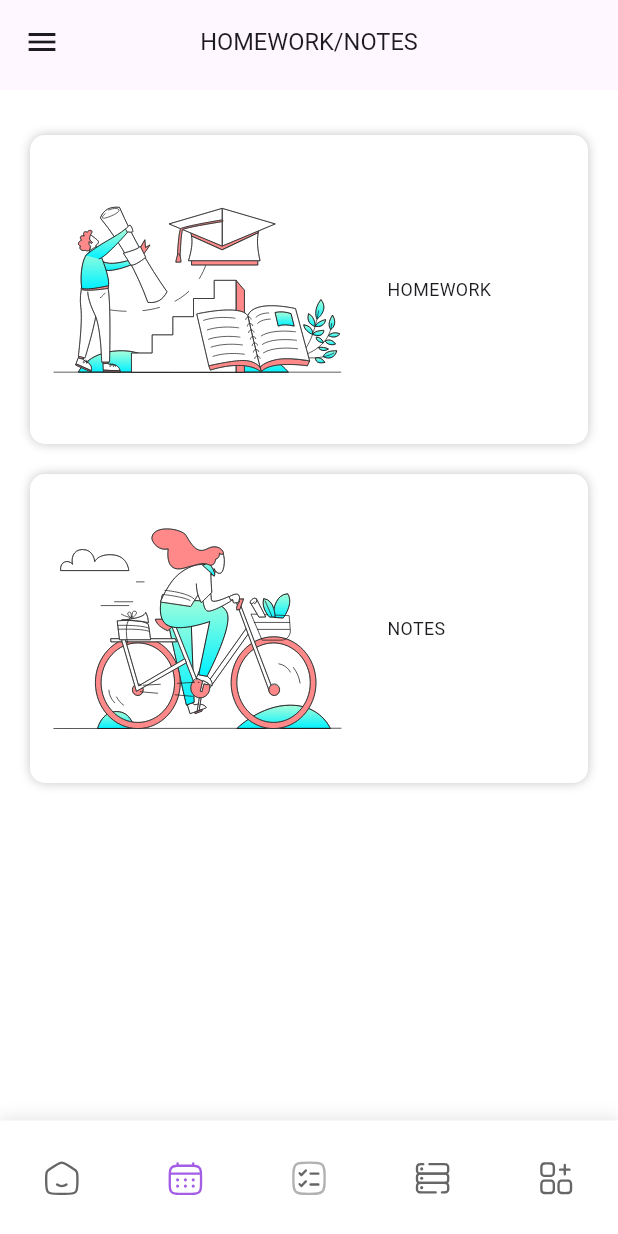
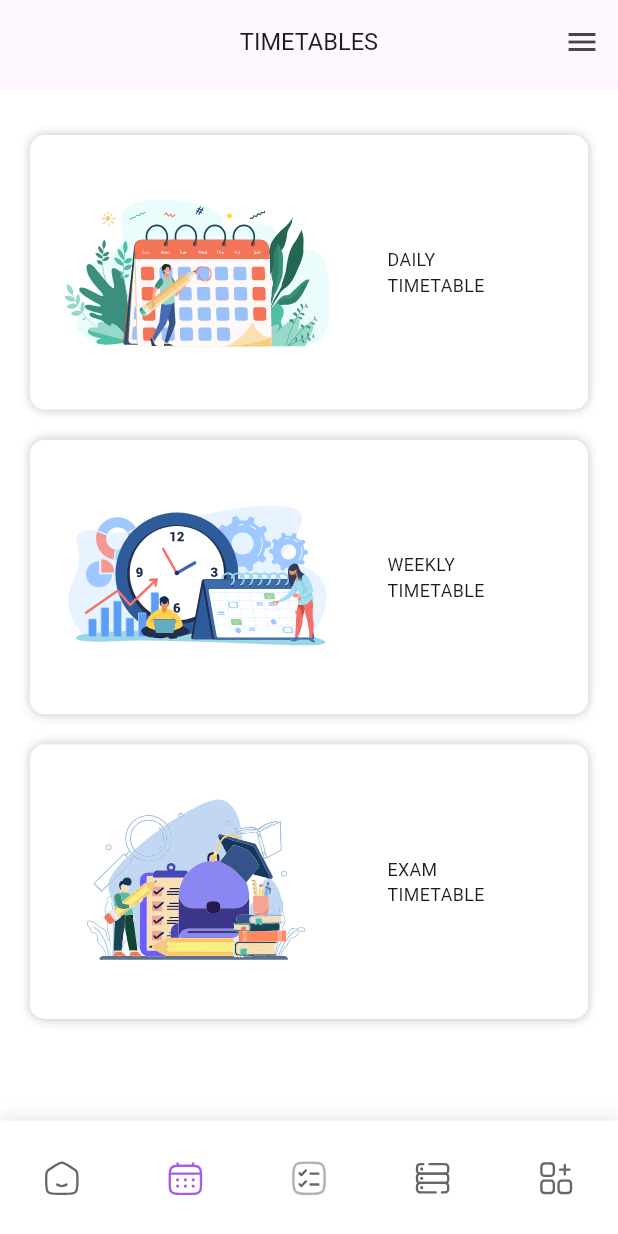
Before and after one commit to akshaykc222/mash_test, a Flutter app: the screen it shows after launch, item 2 of the bottom bar chosen, on a phone screen of 412 x 824 dp. Run offline on Flutter 3.47's test engine with Material 3 defaults, Android fonts, the phone set to English and light mode, and no system bars; our stand-ins replace bloc, cached_network_image, cloud_firestore, confetti, dio, equatable and 18 more; accounts and stored records are empty; network calls fail; Roboto replaces fonts that are missing (SofiPro).

```diff
--- a/lib/main.dart
+++ b/lib/main.dart
@@ -6,6 +6,7 @@ import 'di/injector.dart';
 import 'firebase_options.dart';
 
 Future<void> main() async {
+  WidgetsFlutterBinding.ensureInitialized();
   await Firebase.initializeApp(
     options: DefaultFirebaseOptions.currentPlatform,
   );
--- a/lib/mash/data/remote/data_sources/dashboard_data_source.dart
+++ b/lib/mash/data/remote/data_sources/dashboard_data_source.dart
@@ -3,6 +3,7 @@ import 'package:flutter/material.dart';
 import 'package:mash/core/pretty_printer.dart';
 import 'package:mash/mash/data/remote/models/dashboard/word_thought_day_model.dart';
 import '../../../../core/api_provider.dart';
+import '../models/request/academic_comp_id_request.dart';
 import '../routes/app_remote_routes.dart';
 
 abstract class DashBoardDataSource {
--- /dev/null
+++ b/lib/mash/domain/entities/timeTable/time_table_data_item_model.dart
@@ -0,0 +1,11 @@
+class TimeTableWidgetModel {
+  final String title;
+  final String asset;
+  final Function onTap;
+
+  TimeTableWidgetModel({
+    required this.title,
+    required this.asset,
+    required this.onTap,
+  });
+}
--- a/lib/mash/presentation/pages/home/home_screen.dart
+++ b/lib/mash/presentation/pages/home/home_screen.dart
@@ -5,6 +5,7 @@ import 'package:mash/mash/presentation/pages/dashboard/parent/parent_dashboard_s
 import 'package:mash/mash/presentation/pages/home/addOn/add_on_screen.dart';
 import 'package:mash/mash/presentation/pages/home/homeWork/home_work_screen.dart';
 import 'package:mash/mash/presentation/pages/home/library/library_screen.dart';
+import 'package:mash/mash/presentation/pages/home/timeTable/time_table_main_screen.dart';
 // import 'package:mash/mash/presentation/pages/h/ome/timeTable/time_table.screen.dart';
 import 'package:mash/mash/presentation/router/router_config.dart';
 import '../../manager/cubit/bottom_navigation_cubit.dart';
@@ -31,7 +32,7 @@ class HomeScreen extends StatelessWidget {
   Widget build(BuildContext context) {
     const screens = [
       ParentDashBoard(),
-      HomeWorkScreen(),
+      TimeTableScreen(),
       HomeWorkScreen(),
       LibraryScreen(),
       AddOnScreen()
--- /dev/null
+++ b/lib/mash/presentation/pages/home/timeTable/time_table_main_screen.dart
@@ -0,0 +1,94 @@
+
+import 'package:flutter/material.dart';
+import 'package:flutter_svg/flutter_svg.dart';
+import 'package:go_router/go_router.dart';
+import 'package:mash/mash/domain/entities/timeTable/time_table_data_item_model.dart';
+import 'package:mash/mash/presentation/utils/app_assets.dart';
+import 'package:mash/mash/presentation/utils/size_utility.dart';
+import 'package:mash/mash/presentation/widgets/common_appbar.dart';
+import 'package:mash/mash/presentation/widgets/side_drawer.dart';
+
+import '../../../router/app_pages.dart';
+
+class TimeTableScreen extends StatelessWidget {
+  const TimeTableScreen({super.key});
+
+  @override
+  Widget build(BuildContext context) {
+    return Scaffold(
+      endDrawer: DrawerWidget(),
+      appBar: commonAppbar(title: 'TIMETABLES'),
+      body: timetableBody(context),
+    );
+  }
+
+  timetableBody(BuildContext context) {
+    List<TimeTableWidgetModel> items = [
+      TimeTableWidgetModel(
+          title: 'DAILY\nTIMETABLE',
+          asset: AppAssets.dailyTimeTable,
+          onTap: () {
+            GoRouter.of(context).pushNamed(AppPages.homeWorkDetailsScreen);
+          }),
+      TimeTableWidgetModel(
+          title: 'WEEKLY\nTIMETABLE',
+          asset: AppAssets.weekyTimeTable,
+          onTap: () {
+            GoRouter.of(context).pushNamed(AppPages.weeklyTimetableScreen);
+          }),
+      TimeTableWidgetModel(
+          title: 'EXAM\nTIMETABLE',
+          asset: AppAssets.examTimeTable,
+          onTap: () {
+            GoRouter.of(context).pushNamed(AppPages.noteScreen);
+          }),
+    ];
+
+    return Padding(
+      padding: const EdgeInsets.only(top: 20, right: 10, left: 10),
+      child: ListView.builder(
+          itemCount: 3,
+          itemBuilder: (context, index) {
+            return timeTableCard(items[index], context);
+          }),
+    );
+  }
+
+  timeTableCard(TimeTableWidgetModel data, BuildContext context) {
+    return Padding(
+      padding: const EdgeInsets.all(10),
+      child: InkWell(
+          onTap: () => data.onTap(),
+          child: Container(
+            height: SizeUtility(context).height / 4.5,
+            decoration: BoxDecoration(
+              color: Colors.white,
+              borderRadius: BorderRadius.circular(10),
+              boxShadow: [
+                BoxShadow(
+                  color: Colors.grey.withOpacity(0.6),
+                  blurRadius: 5.0,
+                ),
+              ],
+            ),
+            child: Row(
+              children: [
+                Expanded(
+                  flex: 3,
+                  child: Padding(
+                    padding: const EdgeInsets.all(15.0),
+                    child: SvgPicture.asset(data.asset,),
+                  ),
+                ),
+                Expanded(
+                  flex: 2,
+                  child: Padding(
+                      padding: const EdgeInsets.all(15.0),
+                      child: Text(data.title)),
+                )
+              ],
+            ),
+          )),
+    );
+  }
+}
--- a/lib/mash/presentation/router/app_pages.dart
+++ b/lib/mash/presentation/router/app_pages.dart
@@ -44,6 +44,10 @@ class AppPages {
   static const noticeBoardMainScreen = '/noticeBoardMainScreen';
   static const noticeBoardDetailScreen = '/noticeDetailScreen';
 
+  //timeTable
+
+  static const timeTableMainScreen = '/timeTableMainScreen';
+  static const weeklyTimetableScreen = '/weeklyTimetableScreen';
 
   static const homeWorksViewScreen = '/homeWorksViewScreen';
   static const homeWorksViewDetailsScreen = '/homeWorksViewDetailsScreen';
--- a/lib/mash/presentation/router/router_config.dart
+++ b/lib/mash/presentation/router/router_config.dart
@@ -24,6 +24,7 @@ import 'package:mash/mash/presentation/pages/home/quiz/quiz_onboarding.dart';
 import 'package:mash/mash/presentation/pages/home/quiz/quiz_profile.dart';
 import 'package:mash/mash/presentation/pages/home/quiz/quiz_ranking_screen.dart';
 import 'package:mash/mash/presentation/pages/home/syllabus/syllabus.dart';
+import 'package:mash/mash/presentation/pages/home/timeTable/weekly_time_table.dart';
 import 'package:mash/mash/presentation/pages/home/transferCertificate/tc_cancel_screen.dart';
 import 'package:mash/mash/presentation/pages/home/transferCertificate/tc_mainscreen.dart';
 import 'package:mash/mash/presentation/pages/home/transferCertificate/tc_request_screen.dart';
@@ -192,6 +193,10 @@ GoRoute(
       name: AppPages.noticeBoardDetailScreen,
       path: AppPages.noticeBoardDetailScreen,
       builder: (context, state) => const NoticeBoardDetailScreen(),
+    ),GoRoute(
+      name: AppPages.weeklyTimetableScreen,
+      path: AppPages.weeklyTimetableScreen,
+      builder: (context, state) => const WeeklyTimeTable(),
     ),
     GoRoute(path: home(), builder: _homePageRouteBuilder)
   ]);
--- a/lib/mash/presentation/utils/app_assets.dart
+++ b/lib/mash/presentation/utils/app_assets.dart
@@ -8,12 +8,16 @@ class AppAssets {
   static const libImageResearch = 'assets/images/app_image_research.svg';
   static const libImageUserActivity =
       'assets/images/app_image_user_activity.svg';
+
+  static const onBoard1 = 'assets/images/onboard_1.png';
+  static const onBoard2 = 'assets/images/onboard_2.png';
+  static const onBoard3 = 'assets/images/onboard_3.png';
+
+
+  //timeTable
   static const dailyTimeTable = 'assets/images/ai_daily.svg';
   static const weekyTimeTable = 'assets/images/ai_weekly.svg';
   static const examTimeTable = 'assets/images/ai_exam.svg';
-  static const onBoard1 = 'assets/images/onboard_1.png';
-  static const onBoard2 = 'assets/images/onboard_2.png';
-  static const onBoard3 = 'assets/images/onboard_3.png';
 
   //quiz
   static const quizGetReadyBg = 'assets/images/quiz_get_ready_bg.png';
```
Also changed, not shown: lib/mash/presentation/pages/home/timeTable/weekly_time_table.dart (+18 -12 lines).
